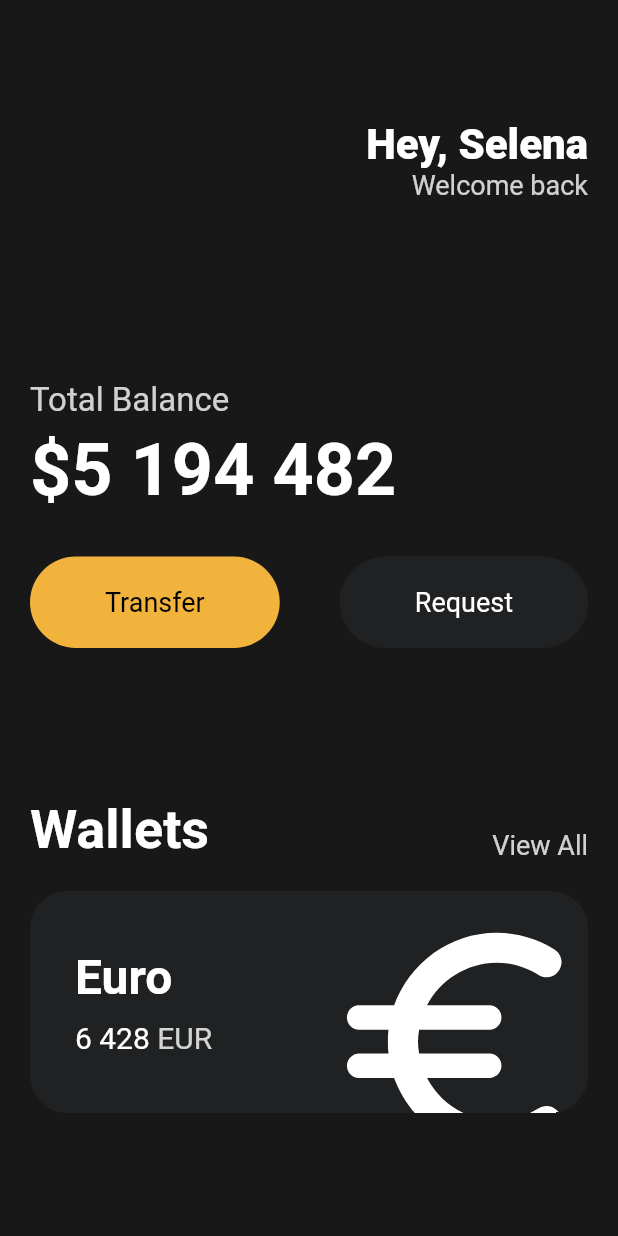
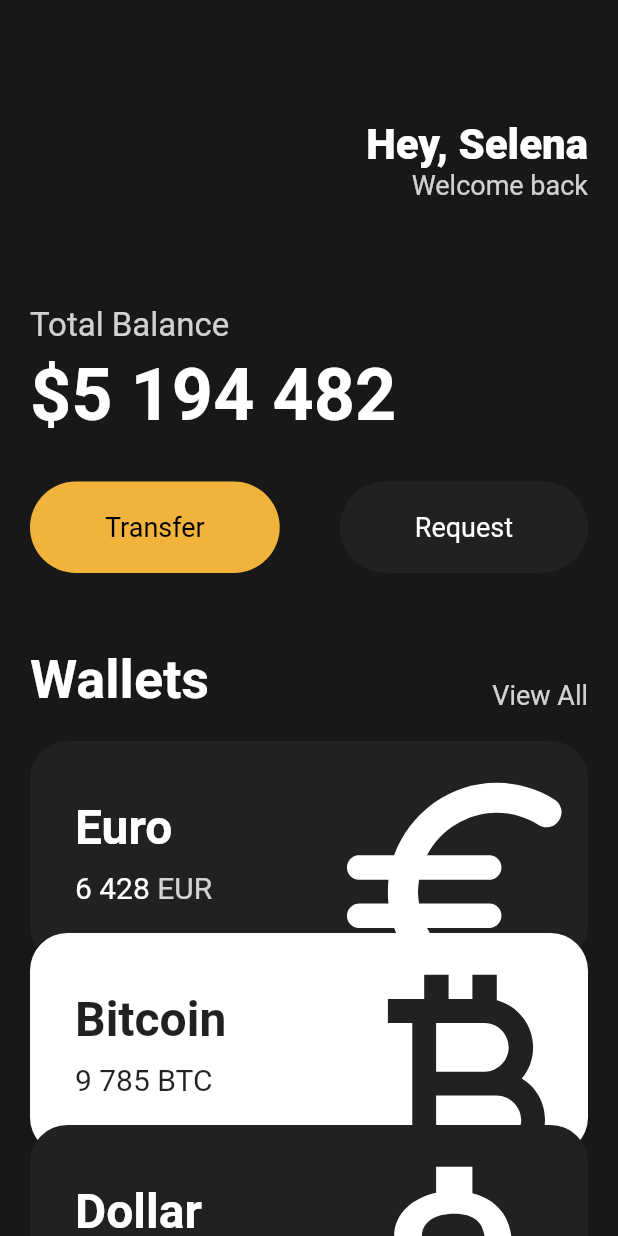
Before and after one commit to ParkKiHun/flutter_toonflix_app, a Flutter app: the screen it shows after launch, on a phone screen of 412 x 824 dp. Run offline on Flutter 3.47's test engine with Material 2 defaults, Android fonts, the phone set to English and light mode, and no system bars.

Commit message:
code Challenge

```diff
--- a/lib/main.dart
+++ b/lib/main.dart
@@ -1,5 +1,6 @@
 import 'package:flutter/material.dart';
 import 'package:toonflix/widgets/button.dart';
+import 'package:toonflix/widgets/currency_card.dart';
 
 void main() {
   runApp(App());
@@ -11,7 +12,8 @@ class App extends StatelessWidget {
     return MaterialApp(
       home: Scaffold(
         backgroundColor: const Color(0xFF181818),
-        body: Padding(
+        body: SingleChildScrollView(
+          child: Padding(
             padding: const EdgeInsets.symmetric(
               horizontal: 20,
             ),
@@ -47,7 +49,7 @@ class App extends StatelessWidget {
                   ],
                 ),
                 const SizedBox(
-                height: 120,
+                  height: 70,
                 ),
                 Text(
                   'Total Balance',
@@ -86,7 +88,7 @@ class App extends StatelessWidget {
                   ],
                 ),
                 const SizedBox(
-                height: 100,
+                  height: 50,
                 ),
                 Row(
                   crossAxisAlignment: CrossAxisAlignment.end,
@@ -112,70 +114,32 @@ class App extends StatelessWidget {
                 const SizedBox(
                   height: 20,
                 ),
-              Container(
-                clipBehavior: Clip.hardEdge,
-                decoration: BoxDecoration(
-                  color: const Color(0xFF1F2123),
-                  borderRadius: BorderRadius.circular(25),
+                const CurrencyCard(
+                  name: 'Euro',
+                  code: 'EUR',
+                  amount: '6 428',
+                  icon: Icons.euro_rounded,
+                  isInverted: false,
+                  order: 1,
                 ),
-                child: Padding(
-                  padding: const EdgeInsets.all(30),
-                  child: Row(
-                    mainAxisAlignment: MainAxisAlignment.spaceBetween,
-                    children: [
-                      Column(
-                        crossAxisAlignment: CrossAxisAlignment.start,
-                        children: [
-                          const Text(
-                            'Euro',
-                            style: TextStyle(
-                              color: Colors.white,
-                              fontSize: 32,
-                              fontWeight: FontWeight.w600,
+                const CurrencyCard(
+                  name: 'Bitcoin',
+                  code: 'BTC',
+                  amount: '9 785',
+                  icon: Icons.currency_bitcoin,
+                  isInverted: true,
+                  order: 2,
                 ),
-                          ),
-                          const SizedBox(
-                            height: 10,
-                          ),
-                          Row(
-                            children: [
-                              const Text(
-                                '6 428',
-                                style: TextStyle(
-                                  color: Colors.white,
-                                  fontSize: 20,
-                                ),
-                              ),
-                              const SizedBox(
-                                width: 5,
-                              ),
-                              Text(
-                                'EUR',
-                                style: TextStyle(
-                                  color: Colors.white.withOpacity(0.8),
-                                  fontSize: 20,
-                                ),
+                const CurrencyCard(
+                  name: 'Dollar',
+                  code: 'USD',
+                  amount: '428',
+                  icon: Icons.attach_money_outlined,
+                  isInverted: false,
+                  order: 3,
                 ),
               ],
-                          )
-                        ],
             ),
-                      Transform.scale(
-                        scale: 2.2,
-                        child: Transform.translate(
-                          offset: const Offset(-5, 12),
-                          child: const Icon(
-                            Icons.euro_rounded,
-                            color: Colors.white,
-                            size: 88,
-                          ),
-                        ),
-                      )
-                    ],
-                  ),
-                ),
-              ),
-            ],
           ),
         ),
       ),
--- /dev/null
+++ b/lib/widgets/currency_card.dart
@@ -0,0 +1,95 @@
+import 'package:flutter/material.dart';
+
+class CurrencyCard extends StatelessWidget {
+  final String name, code, amount;
+  final IconData icon;
+  final bool isInverted;
+  final int order;
+
+  final _blackColor = const Color(0xFF1F2123);
+
+  const CurrencyCard({
+    super.key,
+    required this.name,
+    required this.code,
+    required this.amount,
+    required this.icon,
+    required this.isInverted,
+    required this.order,
+  });
+
+  @override
+  Widget build(BuildContext context) {
+    return Transform.translate(
+      offset: Offset(0, (order - 1) * -20),
+      child: Container(
+        clipBehavior: Clip.hardEdge,
+        decoration: BoxDecoration(
+          color: isInverted ? Colors.white : _blackColor,
+          borderRadius: BorderRadius.circular(25),
+        ),
+        child: Padding(
+          padding: const EdgeInsets.all(30),
+          child: Row(
+            mainAxisAlignment: MainAxisAlignment.spaceBetween,
+            children: [
+              Column(
+                crossAxisAlignment: CrossAxisAlignment.start,
+                children: [
+                  Text(
+                    name,
+                    style: TextStyle(
+                      color: isInverted ? _blackColor : Colors.white,
+                      fontSize: 32,
+                      fontWeight: FontWeight.w600,
+                    ),
+                  ),
+                  const SizedBox(
+                    height: 10,
+                  ),
+                  Row(
+                    children: [
+                      Text(
+                        amount,
+                        style: TextStyle(
+                          color: isInverted ? _blackColor : Colors.white,
+                          fontSize: 20,
+                        ),
+                      ),
+                      const SizedBox(
+                        width: 5,
+                      ),
+                      Text(
+                        code,
+                        style: TextStyle(
+                          color: isInverted
+                              ? _blackColor
+                              : Colors.white.withOpacity(0.8),
+                          fontSize: 20,
+                        ),
+                      ),
+                    ],
+                  )
+                ],
+              ),
+              Transform.scale(
+                scale: 2.2,
+                child: Transform.translate(
+                  offset: const Offset(
+                    -5,
+                    12,
+                  ),
+                  child: Icon(
+                    icon,
+                    color: isInverted ? _blackColor : Colors.white,
+                    size: 88,
+                  ),
+                ),
+              )
+            ],
+          ),
+        ),
+      ),
+    );
+  }
+}
```
Lines whose indentation alone changed are shown as unchanged.
